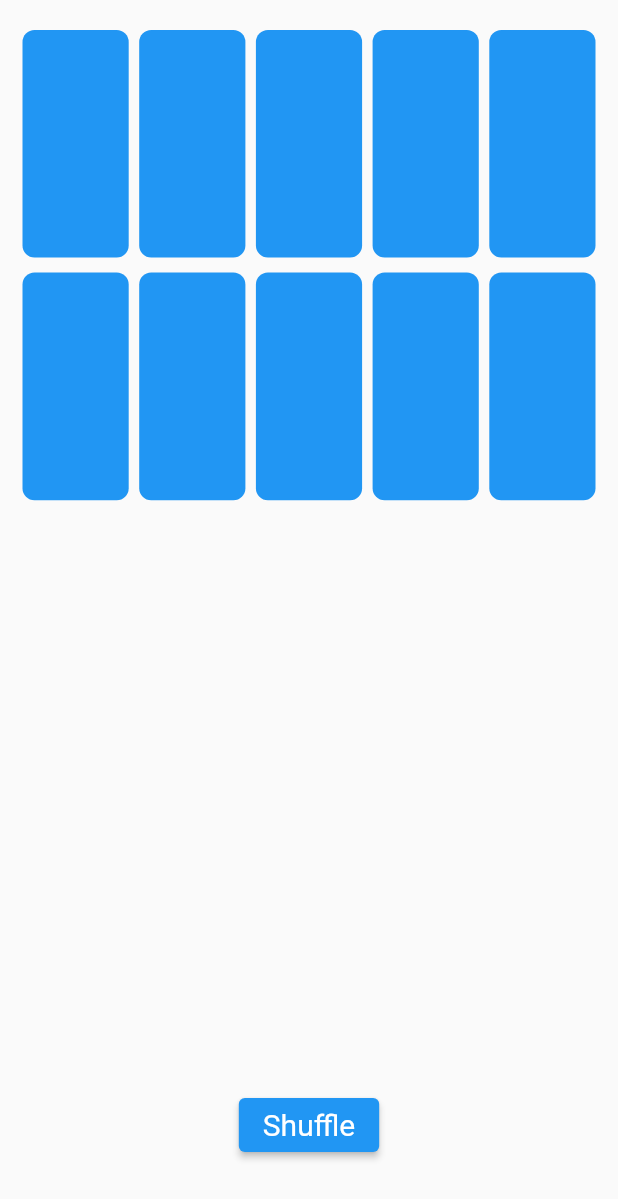
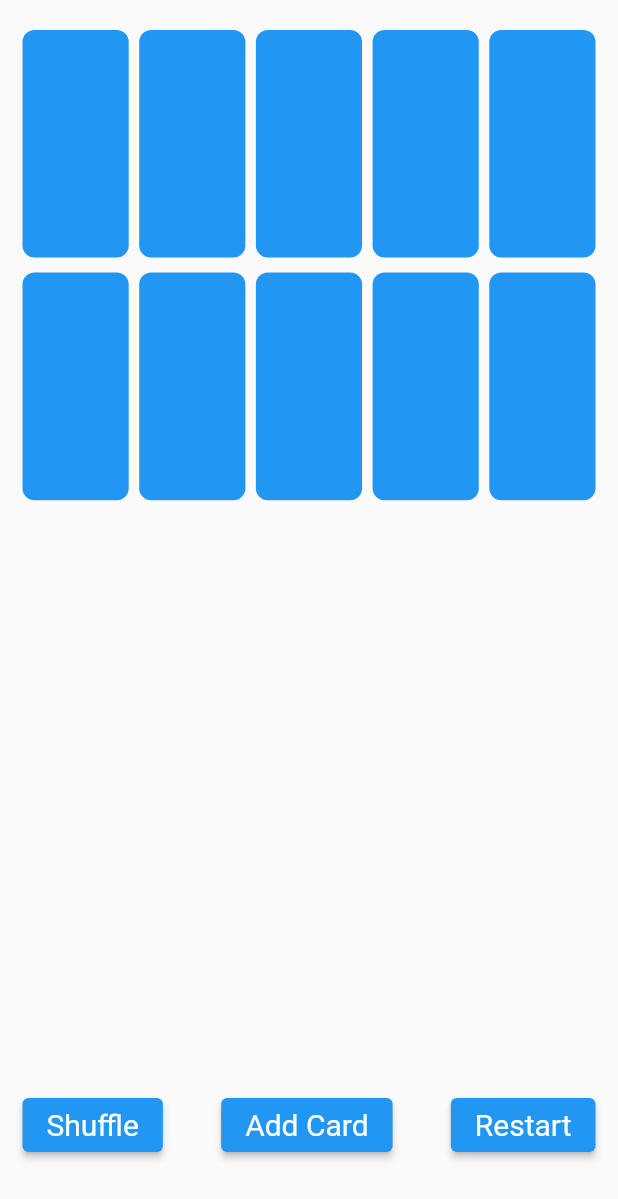
Before and after one commit to Konjuhi/memorie-game, a Flutter app: the screen it shows after launch, on a phone screen of 412 x 824 dp. Shown: the top 1199 px of the screen. Run offline on Flutter 3.47's test engine with Material 2 defaults, Android fonts, the phone set to English and light mode, and no system bars.

Commit message:
Added Buttons for restarting cards and for adding cards

```diff
--- a/lib/models/memory_game_model.dart
+++ b/lib/models/memory_game_model.dart
@@ -41,6 +41,14 @@ class MemoryGameModel<CardContent> {
     cards?.shuffle();
   }
 
+  void restart() {
+    for (var card in cards!) {
+      card.isFacedUp = false;
+      card.isMatched = false;
+    }
+    shuffle();
+  }
+
   void choose(CardModel card) {
     final chosenIndex = cards!.indexWhere((c) => c.id == card.id);
     if (chosenIndex != -1 &&
--- a/lib/screens/memory_game_screen.dart
+++ b/lib/screens/memory_game_screen.dart
@@ -35,8 +35,10 @@ class MemoryGameScreen extends StatelessWidget {
                     },
                   ),
                 ),
-                Padding(
-                  padding: const EdgeInsets.all(50),
+                Row(
+                  mainAxisAlignment: MainAxisAlignment.spaceBetween,
+                  children: [
+                    Flexible(
                       child: ElevatedButton(
                         onPressed: () {
                           viewModel.shuffle();
@@ -47,6 +49,35 @@ class MemoryGameScreen extends StatelessWidget {
                               fontSize: 20, fontWeight: FontWeight.normal),
                         ),
                       ),
+                    ),
+                    Flexible(
+                      child: ElevatedButton(
+                        onPressed: () {
+                          viewModel.addCard();
+                        },
+                        child: const Text(
+                          'Add Card',
+                          style: TextStyle(
+                              fontSize: 20, fontWeight: FontWeight.normal),
+                        ),
+                      ),
+                    ),
+                    Flexible(
+                      child: ElevatedButton(
+                        onPressed: () {
+                          viewModel.restartGame();
+                        },
+                        child: const Text(
+                          'Restart',
+                          style: TextStyle(
+                              fontSize: 20, fontWeight: FontWeight.normal),
+                        ),
+                      ),
+                    ),
+                  ],
+                ),
+                const SizedBox(
+                  height: 50,
                 )
               ],
             ),
--- a/lib/widgets/memory_game_widget.dart
+++ b/lib/widgets/memory_game_widget.dart
@@ -1,7 +1,6 @@
 import 'dart:math';
 
 import 'package:flutter/material.dart';
-import 'package:flutter_learn/widgets/pie_widget.dart';
 
 import '../models/card_model.dart';
 import '../provider/memory_game_provider.dart';
@@ -59,12 +58,12 @@ class MemoryGameWidget extends StatelessWidget {
                       size: min(constraints.maxWidth, constraints.maxHeight) *
                           0.5,
                     ),
-                  if (card.isFacedUp)
-                    CustomPaint(
-                      size: Size(constraints.maxWidth, constraints.maxHeight),
-                      painter:
-                          PieWidget(startAngle: 0 - 90, endAngle: 110 - 20),
-                    )
+                  // if (card.isFacedUp)
+                  //   CustomPaint(
+                  //     size: Size(constraints.maxWidth, constraints.maxHeight),
+                  //     painter:
+                  //         PieWidget(startAngle: 0 - 90, endAngle: 110 - 20),
+                  //   )
                 ],
               ),
             ),
```
Also changed, not shown: lib/provider/memory_game_provider.dart (+30 -0 lines). Lines whose indentation alone changed are shown as unchanged.
